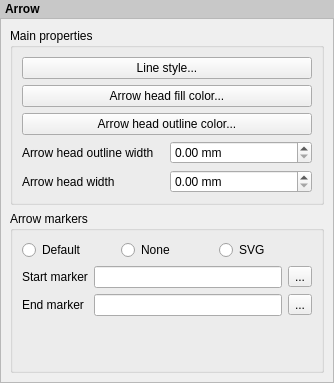
qgis/QGIS, file src/ui/qgscomposerarrowwidgetbase.ui: the form before one commit.
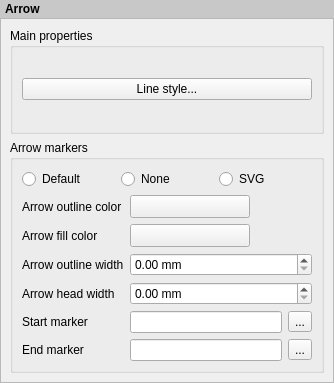
The form after the commit. Custom widgets are drawn as their Qt base class.

Commit message: [composer] Flip all color buttons to QgsColorButtonV2

```diff
--- a/src/ui/qgscomposerarrowwidgetbase.ui
+++ b/src/ui/qgscomposerarrowwidgetbase.ui
@@ -62,74 +62,14 @@
          <property name="collapsed" stdset="0">
           <bool>false</bool>
          </property>
-         <layout class="QGridLayout" name="gridLayout">
-          <item row="0" column="0" colspan="2">
+         <layout class="QVBoxLayout" name="verticalLayout_2">
+          <item>
            <widget class="QPushButton" name="mLineStyleButton">
             <property name="text">
              <string>Line style...</string>
             </property>
            </widget>
           </item>
-          <item row="1" column="0" colspan="2">
-           <widget class="QgsColorButton" name="mArrowHeadFillColorButton">
-            <property name="sizePolicy">
-             <sizepolicy hsizetype="Minimum" vsizetype="Maximum">
-              <horstretch>0</horstretch>
-              <verstretch>0</verstretch>
-             </sizepolicy>
-            </property>
-            <property name="text">
-             <string>Arrow head fill color...</string>
-            </property>
-           </widget>
-          </item>
-          <item row="2" column="0" colspan="2">
-           <widget class="QgsColorButton" name="mArrowHeadOutlineColorButton">
-            <property name="sizePolicy">
-             <sizepolicy hsizetype="Minimum" vsizetype="Maximum">
-              <horstretch>0</horstretch>
-              <verstretch>0</verstretch>
-             </sizepolicy>
-            </property>
-            <property name="text">
-             <string>Arrow head outline color...</string>
-            </property>
-           </widget>
-          </item>
-          <item row="3" column="0">
-           <widget class="QLabel" name="label">
-            <property name="text">
-             <string>Arrow head outline width</string>
-            </property>
-           </widget>
-          </item>
-          <item row="3" column="1">
-           <widget class="QDoubleSpinBox" name="mOutlineWidthSpinBox">
-            <property name="prefix">
-             <string/>
-            </property>
-            <property name="suffix">
-             <string> mm</string>
-            </property>
-           </widget>
-          </item>
-          <item row="4" column="0">
-           <widget class="QLabel" name="label_2">
-            <property name="text">
-             <string>Arrow head width</string>
-            </property>
-           </widget>
-          </item>
-          <item row="4" column="1">
-           <widget class="QDoubleSpinBox" name="mArrowHeadWidthSpinBox">
-            <property name="prefix">
-             <string/>
-            </property>
-            <property name="suffix">
-             <string> mm</string>
-            </property>
-           </widget>
-          </item>
          </layout>
         </widget>
        </item>
@@ -148,9 +88,6 @@
           <property name="fieldGrowthPolicy">
            <enum>QFormLayout::AllNonFixedFieldsGrow</enum>
           </property>
-          <property name="labelAlignment">
-           <set>Qt::AlignLeading|Qt::AlignLeft|Qt::AlignVCenter</set>
-          </property>
           <item row="0" column="0" colspan="2">
            <layout class="QHBoxLayout" name="horizontalLayout_3">
             <item>
@@ -177,13 +114,111 @@
            </layout>
           </item>
           <item row="1" column="0">
+           <widget class="QLabel" name="label_5">
+            <property name="text">
+             <string>Arrow outline color</string>
+            </property>
+           </widget>
+          </item>
+          <item row="1" column="1">
+           <widget class="QgsColorButtonV2" name="mArrowHeadOutlineColorButton">
+            <property name="sizePolicy">
+             <sizepolicy hsizetype="Fixed" vsizetype="Fixed">
+              <horstretch>0</horstretch>
+              <verstretch>0</verstretch>
+             </sizepolicy>
+            </property>
+            <property name="minimumSize">
+             <size>
+              <width>120</width>
+              <height>0</height>
+             </size>
+            </property>
+            <property name="maximumSize">
+             <size>
+              <width>120</width>
+              <height>16777215</height>
+             </size>
+            </property>
+            <property name="text">
+             <string/>
+            </property>
+           </widget>
+          </item>
+          <item row="2" column="0">
+           <widget class="QLabel" name="label_4">
+            <property name="text">
+             <string>Arrow fill color</string>
+            </property>
+           </widget>
+          </item>
+          <item row="2" column="1">
+           <widget class="QgsColorButtonV2" name="mArrowHeadFillColorButton">
+            <property name="sizePolicy">
+             <sizepolicy hsizetype="Fixed" vsizetype="Fixed">
+              <horstretch>0</horstretch>
+              <verstretch>0</verstretch>
+             </sizepolicy>
+            </property>
+            <property name="minimumSize">
+             <size>
+              <width>120</width>
+              <height>0</height>
+             </size>
+            </property>
+            <property name="maximumSize">
+             <size>
+              <width>120</width>
+              <height>16777215</height>
+             </size>
+            </property>
+            <property name="text">
+             <string/>
+            </property>
+           </widget>
+          </item>
+          <item row="3" column="0">
+           <widget class="QLabel" name="label">
+            <property name="text">
+             <string>Arrow outline width</string>
+            </property>
+           </widget>
+          </item>
+          <item row="3" column="1">
+           <widget class="QDoubleSpinBox" name="mOutlineWidthSpinBox">
+            <property name="prefix">
+             <string/>
+            </property>
+            <property name="suffix">
+             <string> mm</string>
+            </property>
+           </widget>
+          </item>
+          <item row="4" column="0">
+           <widget class="QLabel" name="label_2">
+            <property name="text">
+             <string>Arrow head width</string>
+            </property>
+           </widget>
+          </item>
+          <item row="4" column="1">
+           <widget class="QDoubleSpinBox" name="mArrowHeadWidthSpinBox">
+            <property name="prefix">
+             <string/>
+            </property>
+            <property name="suffix">
+             <string> mm</string>
+            </property>
+           </widget>
+          </item>
+          <item row="5" column="0">
            <widget class="QLabel" name="mStartMarkerLabel">
             <property name="text">
              <string>Start marker</string>
             </property>
            </widget>
           </item>
-          <item row="1" column="1">
+          <item row="5" column="1">
            <layout class="QHBoxLayout" name="horizontalLayout">
             <item>
              <widget class="QLineEdit" name="mStartMarkerLineEdit"/>
@@ -197,14 +232,14 @@
             </item>
            </layout>
           </item>
-          <item row="2" column="0">
+          <item row="6" column="0">
            <widget class="QLabel" name="mEndMarkerLabel">
             <property name="text">
              <string>End marker</string>
             </property>
            </widget>
           </item>
-          <item row="2" column="1">
+          <item row="6" column="1">
            <layout class="QHBoxLayout" name="horizontalLayout_2">
             <item>
              <widget class="QLineEdit" name="mEndMarkerLineEdit"/>
@@ -228,17 +263,17 @@
   </layout>
  </widget>
  <customwidgets>
-  <customwidget>
-   <class>QgsColorButton</class>
-   <extends>QPushButton</extends>
-   <header>qgscolorbutton.h</header>
-  </customwidget>
   <customwidget>
    <class>QgsCollapsibleGroupBoxBasic</class>
    <extends>QGroupBox</extends>
    <header location="global">qgscollapsiblegroupbox.h</header>
    <container>1</container>
   </customwidget>
+  <customwidget>
+   <class>QgsColorButtonV2</class>
+   <extends>QToolButton</extends>
+   <header>qgscolorbuttonv2.h</header>
+  </customwidget>
  </customwidgets>
  <resources/>
  <connections/>
```
The commit also changes 15 other files.
